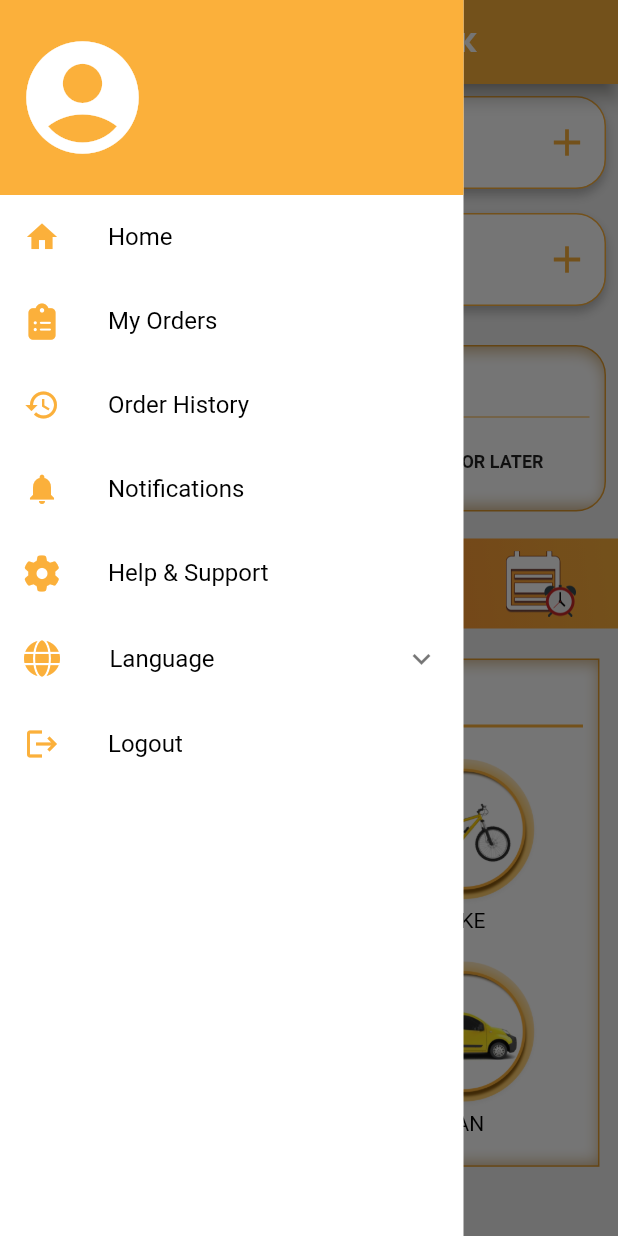
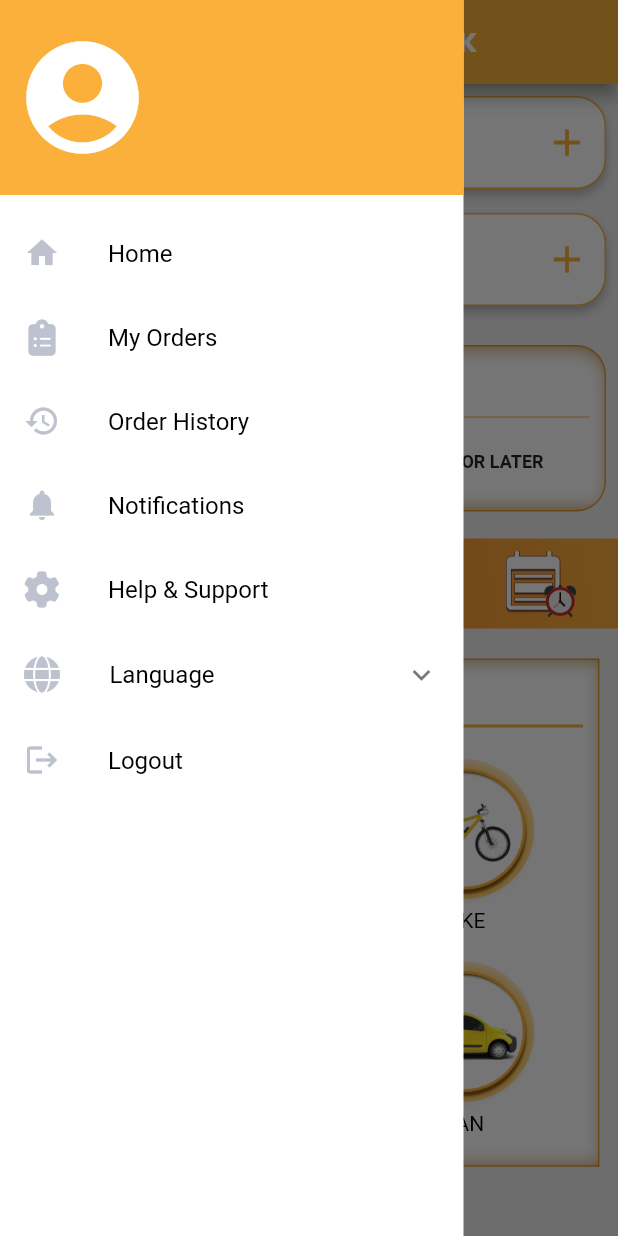
Before and after one commit to AliahmadRaza401/gylac_user, a Flutter app: the CreateDeliveryForm screen opened directly, with the side drawer open, on a phone screen of 412 x 824 dp. Run offline on Flutter 3.47's test engine with Material 2 defaults, Android fonts, the phone set to English and light mode, and no system bars; our stand-ins replace awesome_notifications, cloud_firestore, contained_tab_bar_view, datetime_picker_formfield, firebase_auth, firebase_core and 21 more; missing offline and left inert: flutter_polyline_points, google_maps_place_picker_mb; accounts and stored records are empty; project files that could hold a hidden picture were left out.

Commit message:
font fix

```diff
--- a/lib/widgets/App_Menu.dart
+++ b/lib/widgets/App_Menu.dart
@@ -1,5 +1,6 @@
 import 'package:firebase_auth/firebase_auth.dart';
 import 'package:flutter/material.dart';
+import 'package:flutter_screenutil/flutter_screenutil.dart';
 import 'package:fluttertoast/fluttertoast.dart';
 import 'package:font_awesome_flutter/font_awesome_flutter.dart';
 import 'package:gyalcuser_project/screens/authentication/Login/login.dart';
@@ -117,10 +118,13 @@ class _AppMenuState extends State<AppMenu> {
                   ],
                 ),
               )),
+          SizedBox(
+            height: 30.h,
+          ),
           ListTile(
             leading: Icon(
               Icons.home,
-              color: Color.fromRGBO(251, 176, 59, 1),
+              color: Color(0xffBEC2CE),
             ),
             title: CustomText(text: "Home".tr),
             onTap: () {
@@ -132,7 +136,7 @@ class _AppMenuState extends State<AppMenu> {
           ListTile(
             leading: Icon(
               FontAwesomeIcons.clipboardList,
-              color: Color.fromRGBO(251, 176, 59, 1),
+              color: Color(0xffBEC2CE),
             ),
             title: CustomText(text: "My Orders".tr),
             onTap: () {
@@ -144,7 +148,7 @@ class _AppMenuState extends State<AppMenu> {
           ListTile(
             leading: Icon(
               Icons.history,
-              color: Color.fromRGBO(251, 176, 59, 1),
+              color: Color(0xffBEC2CE),
             ),
             title: CustomText(text: "Order History".tr),
             onTap: () {
@@ -156,7 +160,7 @@ class _AppMenuState extends State<AppMenu> {
           ListTile(
             leading: Icon(
               Icons.notifications,
-              color: Color.fromRGBO(251, 176, 59, 1),
+              color: Color(0xffBEC2CE),
             ),
             title: CustomText(text: "Notifications".tr),
             onTap: () {
@@ -168,7 +172,7 @@ class _AppMenuState extends State<AppMenu> {
           ListTile(
             leading: Icon(
               FontAwesomeIcons.gear,
-              color: Color.fromRGBO(251, 176, 59, 1),
+              color: Color(0xffBEC2CE),
             ),
             title: CustomText(text: "Help & Support".tr),
             onTap: () {
@@ -186,7 +190,7 @@ class _AppMenuState extends State<AppMenu> {
                 children: [
                   Icon(
                     FontAwesomeIcons.globe,
-                    color: Color.fromRGBO(251, 176, 59, 1),
+                    color: Color(0xffBEC2CE),
                   ),
                   SizedBox(
                     width: MediaQuery.of(context).size.width * 0.08,
@@ -223,7 +227,7 @@ class _AppMenuState extends State<AppMenu> {
           ListTile(
             leading: Icon(
               Icons.logout,
-              color: Color.fromRGBO(251, 176, 59, 1),
+              color: Color(0xffBEC2CE),
             ),
             title: CustomText(text: "Logout".tr),
             onTap: () {
```
